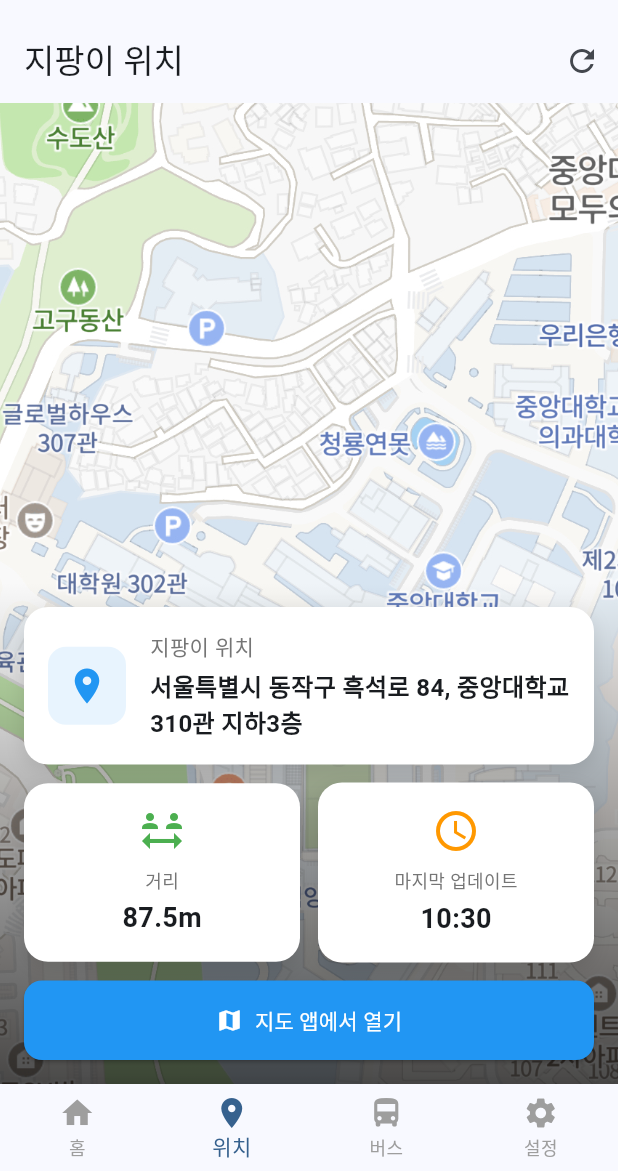
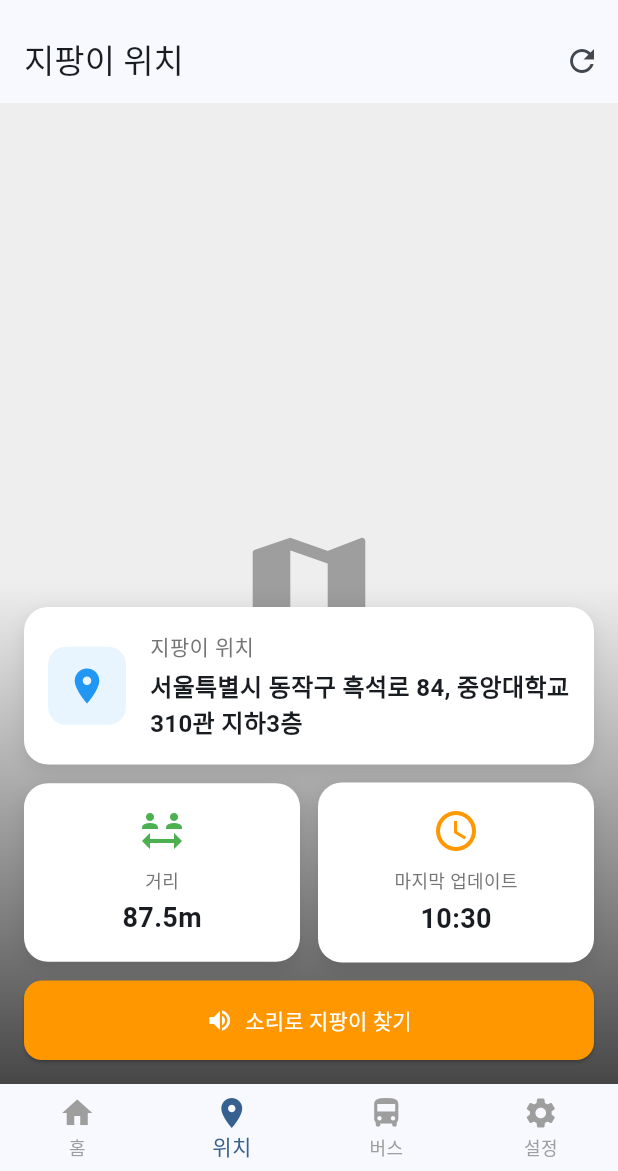
Before and after one commit to soohyun0121c/aid_github_practice, a Flutter app: the screen it shows after launch, after a tap on "지팡이 위치 보기", on a phone screen of 412 x 824 dp, the part 65-1236 px from its top. Run offline on Flutter 3.47's test engine with Material 3 defaults, Android fonts, the phone set to English and light mode, and no system bars; our stand-ins replace flutter_tts.

Commit message:
Update voice settings and location screen

```diff
--- a/lib/screens/bus_screen.dart
+++ b/lib/screens/bus_screen.dart
@@ -26,12 +26,13 @@
 
   Future<void> _initTts() async {
     await _flutterTts.setLanguage('ko-KR');
-    await _flutterTts.setSpeechRate(0.5);
-    await _flutterTts.setVolume(1.0);
     await _flutterTts.setPitch(1.0);
   }
 
   Future<void> _speak(String text) async {
+    final provider = Provider.of<CaneProvider>(context, listen: false);
+    await _flutterTts.setSpeechRate(provider.voiceSpeed);
+    await _flutterTts.setVolume(provider.voiceVolume);
     await _flutterTts.speak(text);
   }
 
--- a/lib/screens/location_screen.dart
+++ b/lib/screens/location_screen.dart
@@ -1,6 +1,6 @@
 import 'package:flutter/material.dart';
-import 'package:url_launcher/url_launcher.dart';
 import 'package:intl/intl.dart';
+import 'package:flutter_tts/flutter_tts.dart';
 
 class LocationScreen extends StatefulWidget {
   const LocationScreen({super.key});
@@ -10,12 +10,30 @@
 }
 
 class _LocationScreenState extends State<LocationScreen> {
-  // 중앙대학교 310관 지하3층 위치
-  final double _caneLatitude = 37.5048;
-  final double _caneLongitude = 126.9574;
+  final FlutterTts _flutterTts = FlutterTts();
   DateTime _lastUpdate = DateTime.now();
   final String _address = '서울특별시 동작구 흑석로 84, 중앙대학교 310관 지하3층';
   final double _distance = 87.5; // 데모용 거리 (100m 이내)
+
+  @override
+  void initState() {
+    super.initState();
+    _initTts();
+  }
+
+  Future<void> _initTts() async {
+    try {
+      await _flutterTts.setLanguage('ko-KR');
+    } catch (e) {
+      debugPrint('TTS initialization error: $e');
+    }
+  }
+
+  Future<void> _playSound() async {
+    await _flutterTts.setSpeechRate(0.5);
+    await _flutterTts.setVolume(1.0);
+    await _flutterTts.speak('삐삐삐, 지팡이 위치를 알려드립니다');
+  }
 
   void _refresh() {
     setState(() {
@@ -24,14 +42,6 @@
     ScaffoldMessenger.of(
       context,
     ).showSnackBar(const SnackBar(content: Text('위치 정보를 새로고침했습니다')));
-  }
-
-  Future<void> _openInMaps() async {
-    final url =
-        'https://www.google.com/maps/search/?api=1&query=$_caneLatitude,$_caneLongitude';
-    if (await canLaunchUrl(Uri.parse(url))) {
-      await launchUrl(Uri.parse(url), mode: LaunchMode.externalApplication);
-    }
   }
 
   @override
@@ -49,19 +59,13 @@
       ),
       body: Stack(
         children: [
-          // 정적 배경 이미지
+          // 정적 배경 - 회색 배경으로 대체
           Positioned.fill(
-            child: Image.asset(
-              'assets/map.png',
-              fit: BoxFit.cover,
-              errorBuilder: (context, error, stackTrace) {
-                return Container(
-                  color: Colors.grey[300],
-                  child: const Center(
-                    child: Icon(Icons.map, size: 100, color: Colors.grey),
-                  ),
-                );
-              },
+            child: Container(
+              color: Colors.grey[200],
+              child: const Center(
+                child: Icon(Icons.map, size: 100, color: Colors.grey),
+              ),
             ),
           ),
           // 정보 카드들
@@ -113,11 +117,11 @@
                   SizedBox(
                     width: double.infinity,
                     child: ElevatedButton.icon(
-                      onPressed: _openInMaps,
-                      icon: const Icon(Icons.map),
-                      label: const Text('지도 앱에서 열기'),
+                      onPressed: _playSound,
+                      icon: const Icon(Icons.volume_up),
+                      label: const Text('소리로 지팡이 찾기'),
                       style: ElevatedButton.styleFrom(
-                        backgroundColor: Colors.blue,
+                        backgroundColor: Colors.orange,
                         foregroundColor: Colors.white,
                         padding: const EdgeInsets.symmetric(vertical: 16),
                         shape: RoundedRectangleBorder(
```
Also changed, not shown: lib/screens/settings_screen.dart (+34 -6 lines).
